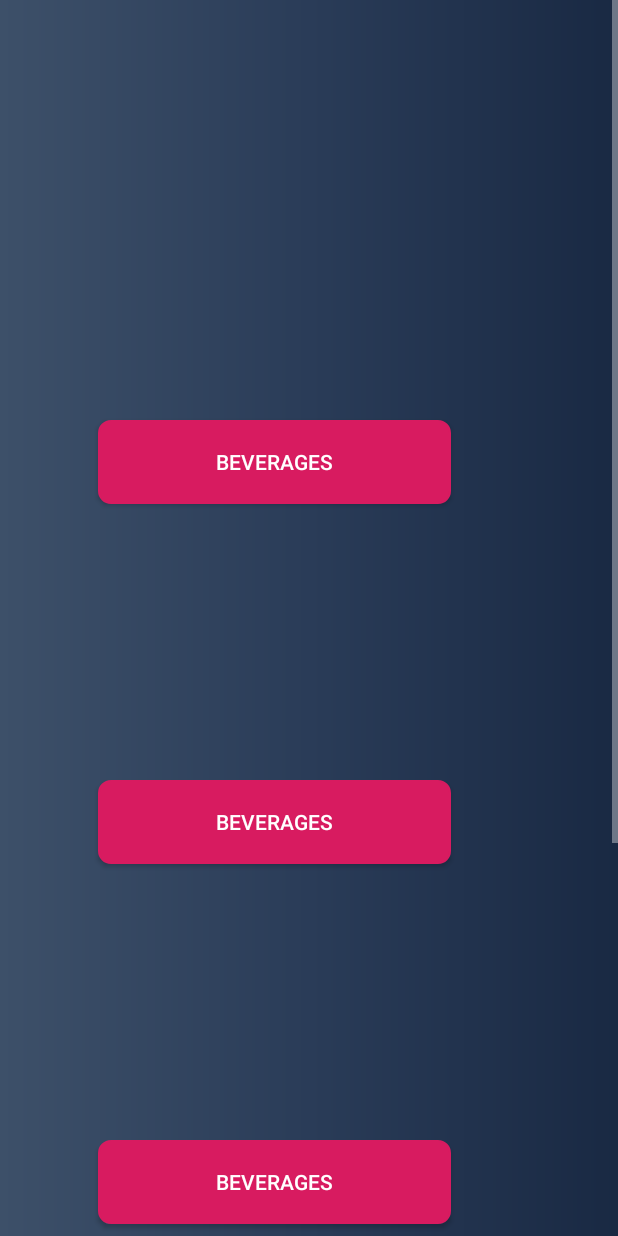
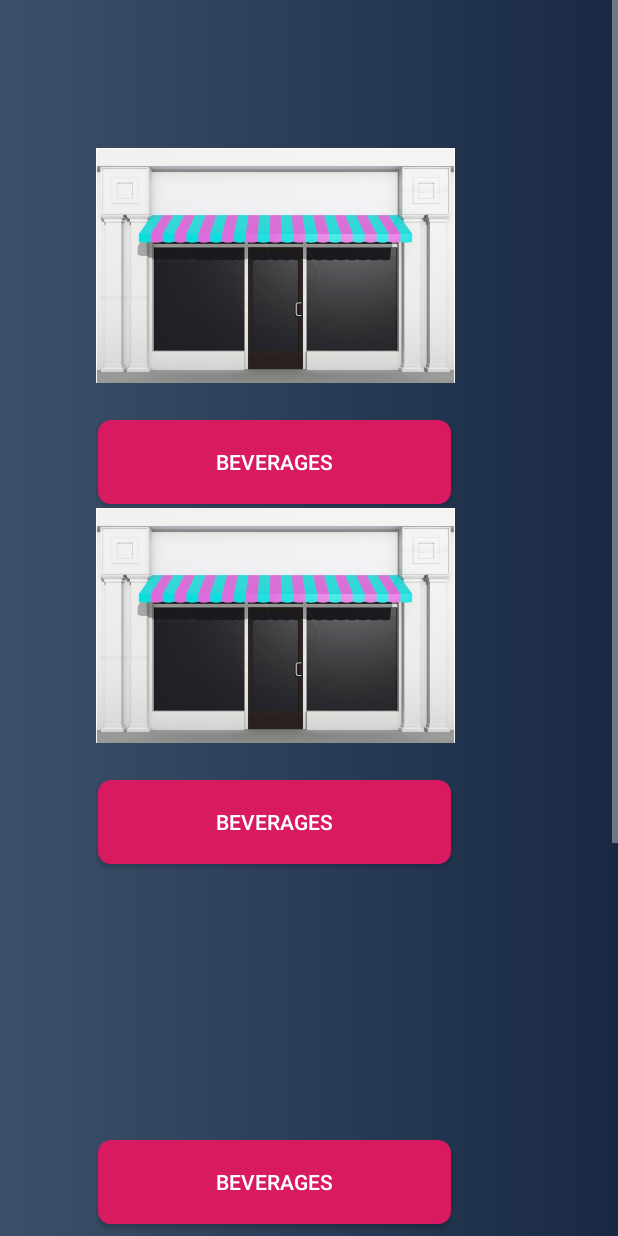
Before and after one commit to CrowMcM/projectTeam, an Android app: the ProfileActivity screen opened directly, with no data from a screen before it, on a phone screen of 412 x 824 dp. Run offline under Robolectric (Android 15) with nearby library versions, the phone set to English and light mode, and no system bars; our stand-ins replace Firebase (no records; nobody signed in at launch, a user with empty details on screens opened directly).

Commit message:
added generic template

```diff
--- a/app/src/main/res/layout/activity_profile.xml
+++ b/app/src/main/res/layout/activity_profile.xml
@@ -11,8 +11,8 @@
     <ScrollView
         android:layout_width="match_parent"
         android:layout_height="match_parent"
-        tools:layout_editor_absoluteX="16dp"
-        tools:layout_editor_absoluteY="78dp">
+        tools:layout_editor_absoluteX="0dp"
+        tools:layout_editor_absoluteY="0dp">
 
         <android.support.constraint.ConstraintLayout
             android:layout_width="match_parent"
@@ -78,6 +78,30 @@
                 app:layout_constraintStart_toStartOf="parent"
                 app:layout_constraintTop_toTopOf="parent" />
 
+            <ImageView
+                android:id="@+id/BevTem1"
+                android:layout_width="239dp"
+                android:layout_height="190dp"
+                android:layout_marginStart="64dp"
+                android:layout_marginBottom="8dp"
+                android:contentDescription="gen template"
+                android:gravity="center_horizontal"
+                app:layout_constraintBottom_toTopOf="@+id/beverageBTN2"
+                app:layout_constraintStart_toStartOf="parent"
+                app:srcCompat="@drawable/Storefront" />
+
+            <ImageView
+                android:id="@+id/BevTem2"
+                android:layout_width="239dp"
+                android:layout_height="190dp"
+                android:layout_marginStart="64dp"
+                android:layout_marginBottom="8dp"
+                android:contentDescription="gen template"
+                android:gravity="center"
+                app:layout_constraintBottom_toTopOf="@+id/beverageBTN3"
+                app:layout_constraintStart_toStartOf="parent"
+                app:srcCompat="@drawable/Storefront" />
+
         </android.support.constraint.ConstraintLayout>
     </ScrollView>
 
```
Also changed, not shown: app/src/main/res/drawable/Storefront.PNG (added).
